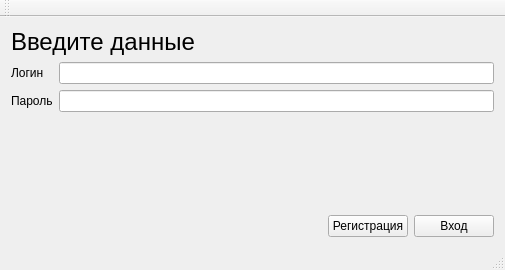
shesmu291/qt.reg, file mainwindow.ui: the form before one commit.
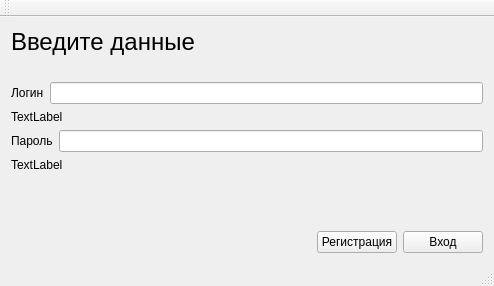
The form after the commit.

Commit message: переделан интерфейс, не работает лейбл

Diff of the .ui file:
```diff
--- a/mainwindow.ui
+++ b/mainwindow.ui
@@ -6,15 +6,17 @@
    <rect>
     <x>0</x>
     <y>0</y>
-    <width>505</width>
-    <height>270</height>
+    <width>494</width>
+    <height>286</height>
    </rect>
   </property>
   <property name="windowTitle">
    <string>MainWindow</string>
   </property>
   <widget class="QWidget" name="centralWidget">
-   <layout class="QVBoxLayout" name="verticalLayout">
+   <layout class="QVBoxLayout" name="verticalLayout_6">
+    <item>
+     <layout class="QVBoxLayout" name="verticalLayout_5">
     <item>
      <widget class="QLabel" name="label_3">
       <property name="font">
@@ -28,30 +30,65 @@
      </widget>
     </item>
     <item>
-     <layout class="QFormLayout" name="formLayout">
-      <item row="0" column="0">
+       <layout class="QVBoxLayout" name="verticalLayout_4">
+        <item>
+         <layout class="QVBoxLayout" name="verticalLayout_3">
+          <item>
+           <widget class="QLabel" name="label_5">
+            <property name="text">
+             <string/>
+            </property>
+           </widget>
+          </item>
+          <item>
+           <layout class="QVBoxLayout" name="verticalLayout">
+            <item>
+             <layout class="QHBoxLayout" name="horizontalLayout">
+              <item>
        <widget class="QLabel" name="label">
         <property name="text">
          <string>Логин</string>
         </property>
        </widget>
       </item>
-      <item row="0" column="1">
+              <item>
        <widget class="QLineEdit" name="login"/>
       </item>
-      <item row="6" column="0">
+             </layout>
+            </item>
+            <item>
+             <widget class="QLabel" name="label_6">
+              <property name="text">
+               <string>TextLabel</string>
+              </property>
+             </widget>
+            </item>
+           </layout>
+          </item>
+          <item>
+           <layout class="QVBoxLayout" name="verticalLayout_2">
+            <item>
+             <layout class="QHBoxLayout" name="horizontalLayout_2">
+              <item>
        <widget class="QLabel" name="label_2">
         <property name="text">
          <string>Пароль</string>
         </property>
        </widget>
       </item>
-      <item row="6" column="1">
-       <widget class="QLineEdit" name="pas">
-        <property name="echoMode">
-         <enum>QLineEdit::Password</enum>
-        </property>
-       </widget>
+              <item>
+               <widget class="QLineEdit" name="pas"/>
+              </item>
+             </layout>
+            </item>
+            <item>
+             <widget class="QLabel" name="label_4">
+              <property name="text">
+               <string>TextLabel</string>
+              </property>
+             </widget>
+            </item>
+           </layout>
       </item>
      </layout>
     </item>
@@ -69,7 +106,9 @@
      </spacer>
     </item>
     <item>
-     <layout class="QHBoxLayout" name="horizontalLayout">
+         <layout class="QHBoxLayout" name="horizontalLayout_4">
+          <item>
+           <layout class="QHBoxLayout" name="horizontalLayout_3">
       <item>
        <spacer name="horizontalSpacer">
         <property name="orientation">
@@ -100,6 +139,12 @@
      </layout>
     </item>
    </layout>
+        </item>
+       </layout>
+      </item>
+     </layout>
+    </item>
+   </layout>
   </widget>
   <widget class="QMenuBar" name="menuBar">
    <property name="geometry">
```
Left out of the diff: 2 changed lines with no effect on the pictures. Lines whose indentation alone changed are shown as unchanged. The commit also changes 2 other files.
